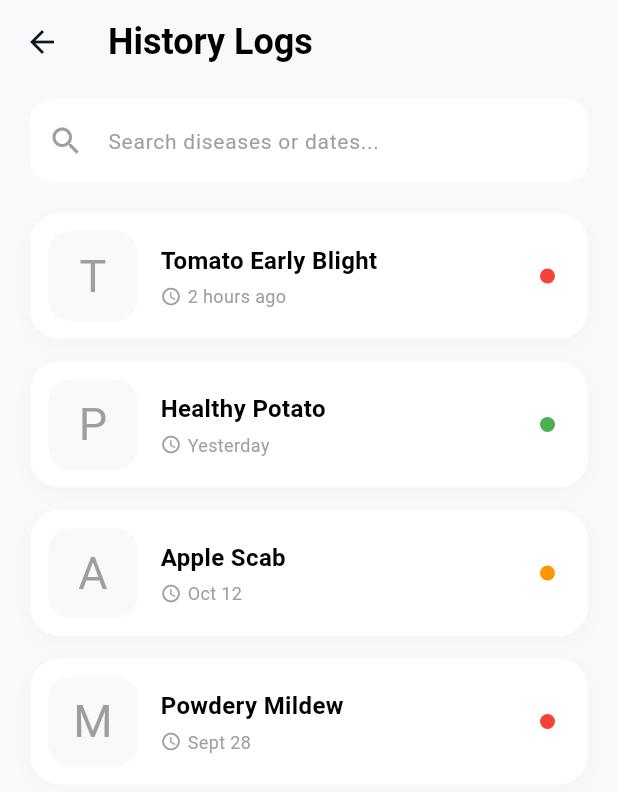
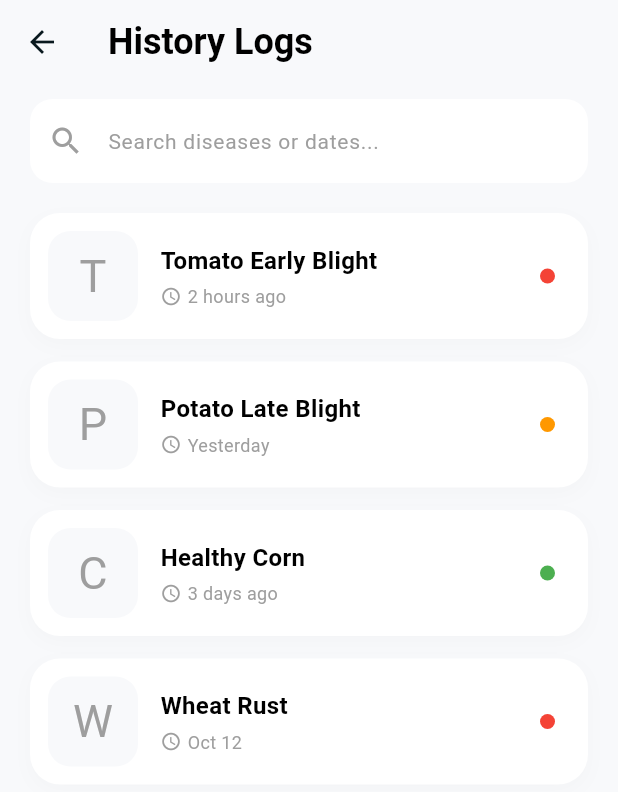
Before and after one commit to nafijur-rahaman/Crop_Doctor, a Flutter app: the HistoryScreen screen opened directly, on a phone screen of 412 x 824 dp. Shown: the top 792 px of the screen. Run offline on Flutter 3.47's test engine with Material 3 defaults, Android fonts, the phone set to English and light mode, and no system bars; our stand-ins replace camera, image_picker.

Commit message:
history screen updated

```diff
--- a/mobile/lib/app_state.dart
+++ b/mobile/lib/app_state.dart
@@ -1,3 +1,4 @@
+import 'dart:typed_data';
 import 'package:flutter/material.dart';
 
 import 'models/forum_post.dart';
@@ -51,24 +52,80 @@ class AgroAppState extends ChangeNotifier {
       time: '2 hours ago',
       icon: 'T',
       statusColor: Colors.red,
+      scientificName: 'Fungal Infection - Alternaria solani',
+      matchPercentage: '98%',
+      actions: [
+        RecommendationAction(
+          icon: Icons.cut_outlined,
+          title: 'Prune infected leaves',
+          description: 'Remove and destroy all leaves showing spots to prevent spreading.',
+        ),
+        RecommendationAction(
+          icon: Icons.opacity_outlined,
+          title: 'Apply Copper Fungicide',
+          description: 'Spray a copper-based fungicide every 7-10 days.',
+        ),
+        RecommendationAction(
+          icon: Icons.water_drop_outlined,
+          title: 'Water at the base',
+          description: 'Avoid overhead watering to keep foliage dry.',
+        ),
+      ],
     ),
     const HistoryItem(
-      title: 'Healthy Potato',
+      title: 'Potato Late Blight',
       time: 'Yesterday',
       icon: 'P',
-      statusColor: Colors.green,
+      statusColor: Colors.orange,
+      scientificName: 'Oomycete - Phytophthora infestans',
+      matchPercentage: '85%',
+      actions: [
+        RecommendationAction(
+          icon: Icons.air,
+          title: 'Improve air circulation',
+          description: 'Ensure plants are adequately spaced to reduce moisture.',
+        ),
+        RecommendationAction(
+          icon: Icons.science_outlined,
+          title: 'Systemic Fungicide',
+          description: 'Apply specialized late blight fungicides as soon as possible.',
+        ),
+      ],
     ),
     const HistoryItem(
-      title: 'Apple Scab',
-      time: 'Oct 12',
-      icon: 'A',
-      statusColor: Colors.orange,
+      title: 'Healthy Corn',
+      time: '3 days ago',
+      icon: 'C',
+      statusColor: Colors.green,
+      scientificName: 'Zea mays',
+      matchPercentage: '100%',
+      actions: [
+        RecommendationAction(
+          icon: Icons.check_circle_outline,
+          title: 'No issues detected',
+          description: 'Your crop looks healthy! Continue your current maintenance schedule.',
+        ),
+      ],
     ),
     const HistoryItem(
-      title: 'Powdery Mildew',
-      time: 'Sept 28',
-      icon: 'M',
+      title: 'Wheat Rust',
+      time: 'Oct 12',
+      icon: 'W',
       statusColor: Colors.red,
+      scientificName: 'Fungal Infection - Puccinia triticina',
+      matchPercentage: '92%',
+      actions: [
+        RecommendationAction(
+          icon: Icons.grass_outlined,
+          title: 'Monitor surrounding fields',
+          description: 'Rust spores can travel long distances via wind.',
+        ),
+        RecommendationAction(
+          icon: Icons.medication_outlined,
+          title: 'Targeted Sprays',
+          description: 'Apply triazole or strobilurin based fungicides.',
+        ),
+      ],
     ),
   ];
 
@@ -161,6 +218,10 @@ class AgroAppState extends ChangeNotifier {
     required String title,
     required Color statusColor,
     String icon = 'T',
+    String scientificName = '',
+    String matchPercentage = '0%',
+    Uint8List? imageBytes,
+    List<RecommendationAction> actions = const [],
   }) {
     _historyItems.insert(
       0,
@@ -169,6 +230,10 @@ class AgroAppState extends ChangeNotifier {
         time: 'Just now',
         icon: icon,
         statusColor: statusColor,
+        scientificName: scientificName,
+        matchPercentage: matchPercentage,
+        imageBytes: imageBytes,
+        actions: actions,
       ),
     );
     notifyListeners();
--- a/mobile/lib/models/history_item.dart
+++ b/mobile/lib/models/history_item.dart
@@ -1,4 +1,17 @@
+import 'dart:typed_data';
 import 'package:flutter/material.dart';
+
+class RecommendationAction {
+  const RecommendationAction({
+    required this.icon,
+    required this.title,
+    required this.description,
+  });
+
+  final IconData icon;
+  final String title;
+  final String description;
+}
 
 class HistoryItem {
   const HistoryItem({
@@ -6,10 +19,18 @@ class HistoryItem {
     required this.time,
     required this.icon,
     required this.statusColor,
+    this.scientificName = '',
+    this.matchPercentage = '0%',
+    this.imageBytes,
+    this.actions = const [],
   });
 
   final String title;
   final String time;
   final String icon;
   final Color statusColor;
+  final String scientificName;
+  final String matchPercentage;
+  final Uint8List? imageBytes;
+  final List<RecommendationAction> actions;
 }
--- a/mobile/lib/screens/history_screen.dart
+++ b/mobile/lib/screens/history_screen.dart
@@ -2,7 +2,7 @@ import 'package:flutter/material.dart';
 
 import '../app_state.dart';
 import '../models/history_item.dart';
-import '../widgets/custom_notification.dart';
+import 'result_screen.dart';
 
 class HistoryScreen extends StatefulWidget {
   const HistoryScreen({super.key});
@@ -90,9 +90,19 @@ class _HistoryScreenState extends State<HistoryScreen> {
                       return InkWell(
                         borderRadius: BorderRadius.circular(20),
                         onTap: () {
-                          CustomNotification.show(
+                          Navigator.push(
                             context,
-                            'Opened ${log.title}',
+                            MaterialPageRoute(
+                              builder: (context) => ResultScreen(
+                                imageBytes: log.imageBytes,
+                                diagnosisTitle: log.title,
+                                diagnosisColor: log.statusColor,
+                                scientificName: log.scientificName,
+                                matchPercentage: log.matchPercentage,
+                                actions: log.actions,
+                                isHistoryView: true,
+                              ),
+                            ),
                           );
                         },
                         child: Container(
@@ -119,12 +129,20 @@ class _HistoryScreenState extends State<HistoryScreen> {
                                     context,
                                   ).scaffoldBackgroundColor,
                                   borderRadius: BorderRadius.circular(15),
+                                  image: log.imageBytes != null
+                                      ? DecorationImage(
+                                          image: MemoryImage(log.imageBytes!),
+                                          fit: BoxFit.cover,
+                                        )
+                                      : null,
                                 ),
                                 alignment: Alignment.center,
-                                child: Text(
-                                  log.icon,
-                                  style: const TextStyle(fontSize: 30),
-                                ),
+                                child: log.imageBytes == null
+                                    ? Text(
+                                        log.icon,
+                                        style: const TextStyle(fontSize: 30),
+                                      )
+                                    : null,
                               ),
                               const SizedBox(width: 15),
                               Expanded(
```
Also changed, not shown: mobile/lib/screens/result_screen.dart (+56 -34 lines).
